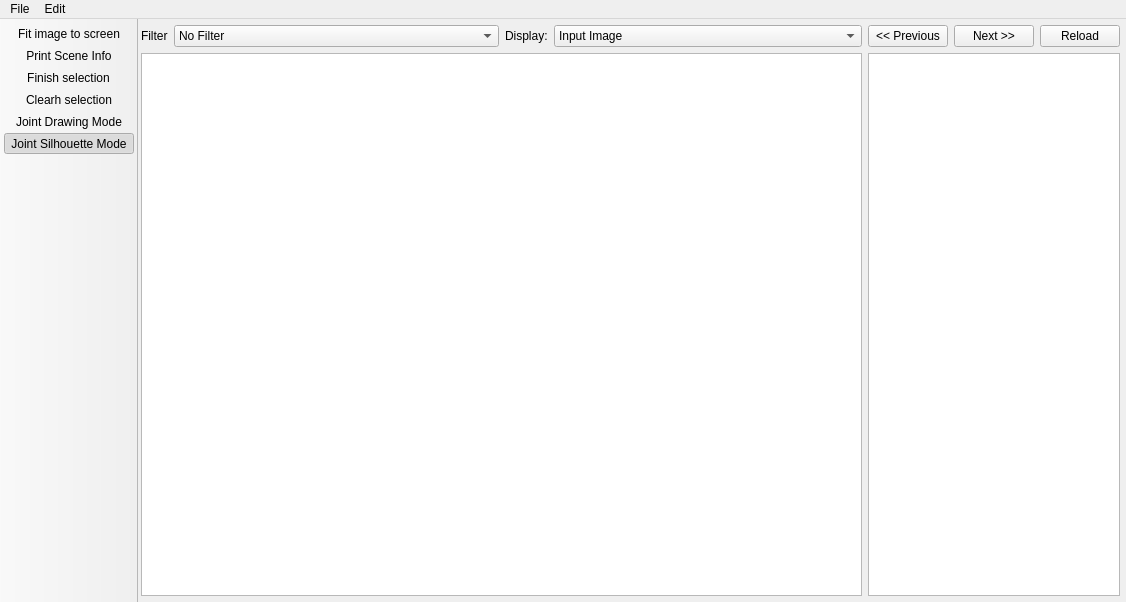
First picture: the form in KinectProject/src/PrivacyEditor/MainWindow.ui, repository d3ce1t/PrivacyProject, before the edit.
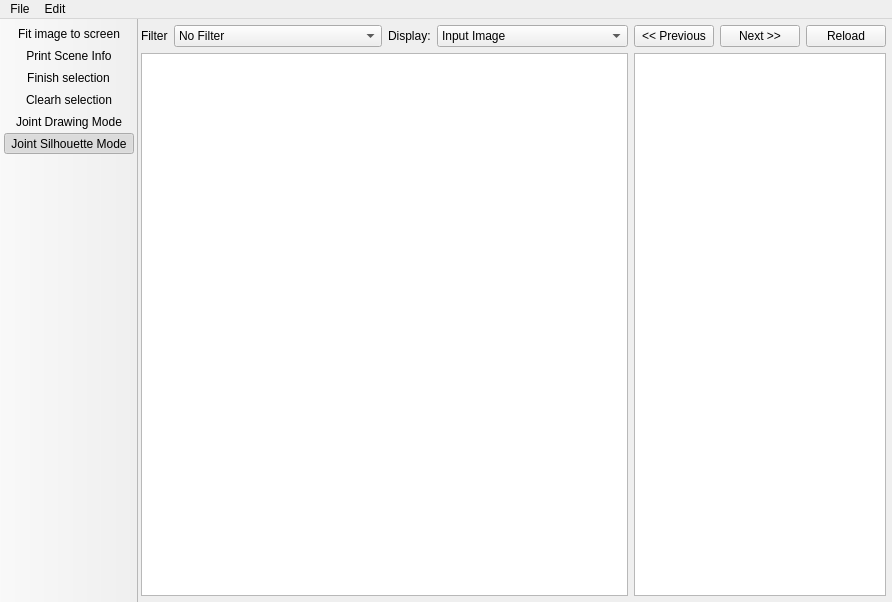
Second picture: the form after the edit. Icons and pictures are not drawn.

Diff of the .ui file:
```diff
--- a/KinectProject/src/PrivacyEditor/MainWindow.ui
+++ b/KinectProject/src/PrivacyEditor/MainWindow.ui
@@ -6,7 +6,7 @@
    <rect>
     <x>0</x>
     <y>0</y>
-    <width>1126</width>
+    <width>892</width>
     <height>602</height>
    </rect>
   </property>
@@ -204,8 +204,8 @@
     <rect>
      <x>0</x>
      <y>0</y>
-     <width>1126</width>
-     <height>27</height>
+     <width>892</width>
+     <height>26</height>
     </rect>
    </property>
    <widget class="QMenu" name="menuOpen_image">
```
